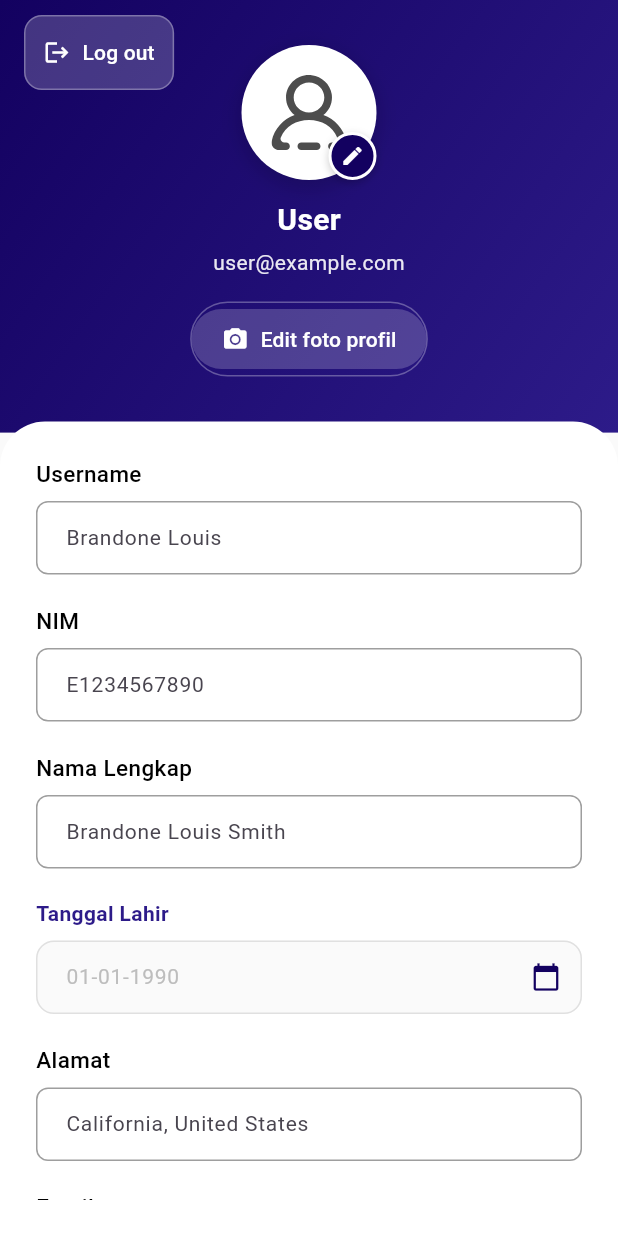
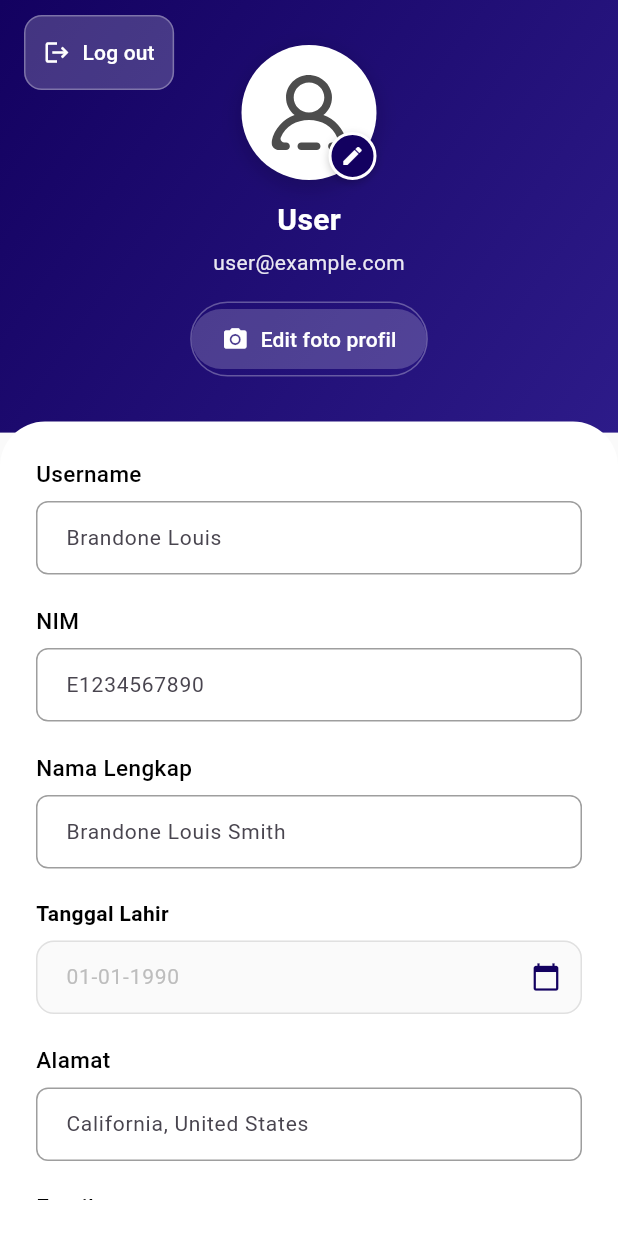
Before and after one commit to 5Mindset/Easy-park---Flutter, a Flutter app: the Profile screen opened directly, on a phone screen of 412 x 824 dp. Run offline on Flutter 3.47's test engine with Material 3 defaults, Android fonts, the phone set to English and light mode, and no system bars; our stand-ins replace flutter_svg, google_fonts, image_picker, shared_preferences, sqflite; missing offline and left inert: mobile_scanner; accounts and stored records are empty.

Commit message:
update: kendaraan + profile screen

```diff
--- a/easy_park/lib/views/user/kendaraan.dart
+++ b/easy_park/lib/views/user/kendaraan.dart
@@ -173,7 +173,7 @@ class _KendaraanScreenState extends State<KendaraanScreen> {
       final vehicle = vehicles[index];
       final model = vehicle['model'];
       final brand = model?['vehicle_brand'];
-      final type = model?['vehicle_brand']?['vehicle_type'];
+      final type = model?['vehicle_type']; // ← Ubah ini! Bukan dari vehicle_brand
 
       return _buildVehicleCard(
         name: model?['name'] ?? 'Unknown Model',
@@ -295,6 +295,7 @@ class _KendaraanScreenState extends State<KendaraanScreen> {
                           }
                         },
                         style: OutlinedButton.styleFrom(
+                          foregroundColor: Colors.black, // Warna teks dan icon
                           side: const BorderSide(color: Colors.grey),
                         ),
                         child: const Text('EDIT'),
--- a/easy_park/lib/views/user/profile.dart
+++ b/easy_park/lib/views/user/profile.dart
@@ -960,7 +960,7 @@ Widget _buildDateField(String label, TextEditingController controller, String pl
         style: const TextStyle(
           fontSize: 14,
           fontWeight: FontWeight.w600,
-          color: Color(0xFF2D1B89),
+          color: Colors.black,
         ),
       ),
       const SizedBox(height: 8),
```
Also changed, not shown: 4 other files.
